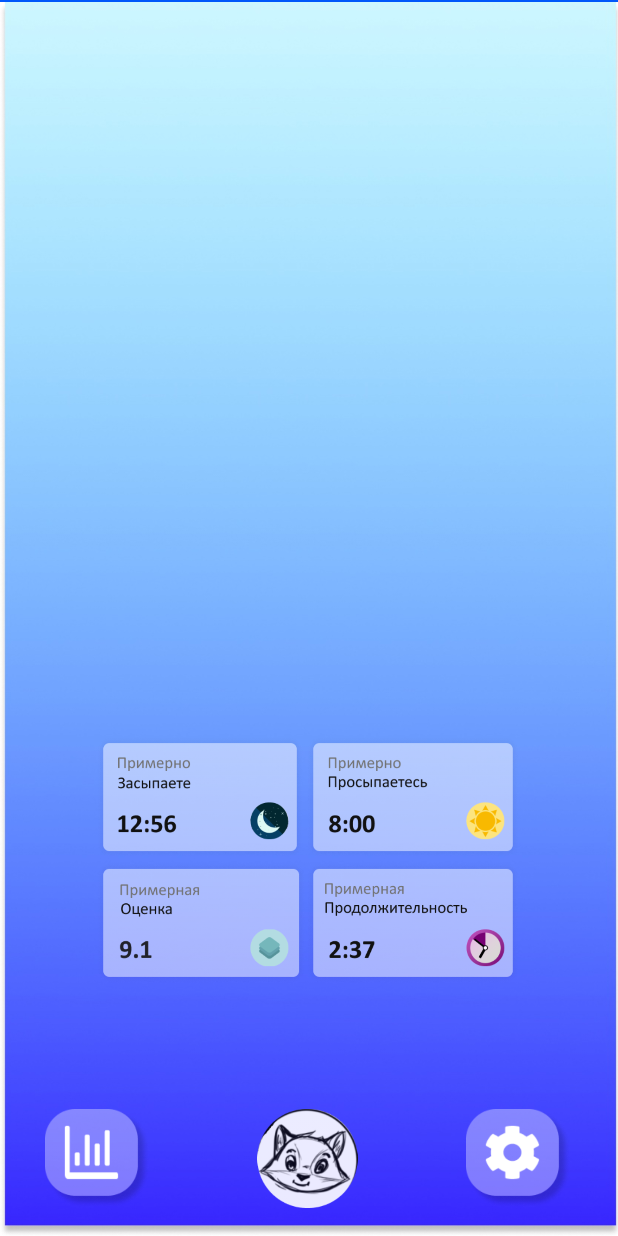
After one commit to loxigl/SleepLab, an Android app: the layout activity_main2.xml on its own in the app's theme, with its tools: preview values and no code run, on a phone screen of 412 x 824 dp. The commit adds this screen. Run offline under Robolectric (Android 15) with nearby library versions, the phone set to English and light mode, and no system bars; Roboto replaces fonts that are not available here.

Commit message:
добавление второго экрана(пока что макет)

```diff
--- /dev/null
+++ b/app/src/main/res/layout/activity_main2.xml
@@ -0,0 +1,113 @@
+<?xml version="1.0" encoding="utf-8"?>
+<androidx.constraintlayout.widget.ConstraintLayout xmlns:android="http://schemas.android.com/apk/res/android"
+    xmlns:app="http://schemas.android.com/apk/res-auto"
+    xmlns:tools="http://schemas.android.com/tools"
+    android:layout_width="match_parent"
+    android:layout_height="match_parent"
+    tools:context=".MainActivity"
+    android:background="@color/blue">
+
+    <ImageView
+        android:id="@+id/background"
+        android:layout_width="415dp"
+        android:layout_height="826dp"
+        android:contentDescription="@string/todo"
+        app:layout_constraintBottom_toBottomOf="parent"
+        app:layout_constraintEnd_toEndOf="parent"
+        app:layout_constraintStart_toStartOf="parent"
+        app:layout_constraintTop_toTopOf="parent"
+        app:srcCompat="@drawable/lighttheme" />
+
+    <ImageView
+        android:id="@+id/tabs"
+        android:layout_width="332dp"
+        android:layout_height="165dp"
+        android:contentDescription="@string/todo"
+        app:layout_constraintBottom_toBottomOf="parent"
+        app:layout_constraintEnd_toEndOf="parent"
+        app:layout_constraintHorizontal_bias="0.493"
+        app:layout_constraintStart_toStartOf="parent"
+        app:layout_constraintTop_toTopOf="parent"
+        app:layout_constraintVertical_bias="0.745"
+        app:srcCompat="@drawable/tabs"
+        tools:ignore="ImageContrastCheck" />
+
+    <ImageView
+        android:id="@+id/maskot"
+        android:layout_width="70dp"
+        android:layout_height="66dp"
+        android:contentDescription="@string/todo"
+        app:layout_constraintBottom_toBottomOf="parent"
+        app:layout_constraintEnd_toEndOf="parent"
+        app:layout_constraintHorizontal_bias="0.498"
+        app:layout_constraintStart_toStartOf="parent"
+        app:layout_constraintTop_toTopOf="parent"
+        app:layout_constraintVertical_bias="0.975"
+        app:srcCompat="@drawable/maskot" />
+
+    <ImageView
+        android:id="@+id/grafs"
+        android:layout_width="70dp"
+        android:layout_height="66dp"
+        android:contentDescription="@string/todo"
+        app:layout_constraintBottom_toBottomOf="parent"
+        app:layout_constraintEnd_toEndOf="parent"
+        app:layout_constraintHorizontal_bias="0.087"
+        app:layout_constraintStart_toStartOf="parent"
+        app:layout_constraintTop_toTopOf="parent"
+        app:layout_constraintVertical_bias="0.975"
+        app:srcCompat="@drawable/grafs" />
+
+    <ImageView
+        android:id="@+id/opthions"
+        android:layout_width="70dp"
+        android:layout_height="66dp"
+        android:contentDescription="@string/todo"
+        app:layout_constraintBottom_toBottomOf="parent"
+        app:layout_constraintEnd_toEndOf="parent"
+        app:layout_constraintHorizontal_bias="0.909"
+        app:layout_constraintStart_toStartOf="parent"
+        app:layout_constraintTop_toTopOf="parent"
+        app:layout_constraintVertical_bias="0.975"
+        app:srcCompat="@drawable/opthions" />
+
+    <Button
+        android:id="@+id/grafButton"
+        android:layout_width="68dp"
+        android:layout_height="64dp"
+        android:text="@string/button"
+        android:visibility="invisible"
+        app:layout_constraintBottom_toBottomOf="parent"
+        app:layout_constraintEnd_toEndOf="parent"
+        app:layout_constraintHorizontal_bias="0.087"
+        app:layout_constraintStart_toStartOf="parent"
+        app:layout_constraintTop_toTopOf="parent"
+        app:layout_constraintVertical_bias="0.976" />
+
+    <Button
+        android:id="@+id/maskotButton"
+        android:layout_width="68dp"
+        android:layout_height="64dp"
+        android:text="@string/button"
+        android:visibility="invisible"
+        app:layout_constraintBottom_toBottomOf="parent"
+        app:layout_constraintEnd_toEndOf="parent"
+        app:layout_constraintHorizontal_bias="0.495"
+        app:layout_constraintStart_toStartOf="parent"
+        app:layout_constraintTop_toTopOf="parent"
+        app:layout_constraintVertical_bias="0.973" />
+
+    <Button
+        android:id="@+id/opthionsButton"
+        android:layout_width="68dp"
+        android:layout_height="64dp"
+        android:text="@string/button"
+        android:visibility="invisible"
+        app:layout_constraintBottom_toBottomOf="parent"
+        app:layout_constraintEnd_toEndOf="parent"
+        app:layout_constraintHorizontal_bias="0.909"
+        app:layout_constraintStart_toStartOf="parent"
+        app:layout_constraintTop_toTopOf="parent"
+        app:layout_constraintVertical_bias="0.973" />
+
+</androidx.constraintlayout.widget.ConstraintLayout>
--- a/app/src/main/res/values/strings.xml
+++ b/app/src/main/res/values/strings.xml
@@ -13,4 +13,6 @@
     <string name="dots2"> </string>
     <string name="YourName">Как вас зовут?</string>
     <string name="todo1">TODO</string>
+    <string name="back">фон</string>
+    <string name="button">Button</string>
 </resources>
--- a/app/src/main/res/values/themes.xml
+++ b/app/src/main/res/values/themes.xml
@@ -9,8 +9,9 @@
         <item name="colorSecondary">@color/teal_200</item>
         <item name="colorSecondaryVariant">@color/teal_700</item>
         <item name="colorOnSecondary">@color/black</item>
-        <!-- Status bar color. -->
-        <item name="android:statusBarColor" tools:targetApi="l">?attr/colorPrimaryVariant</item>
         <!-- Customize your theme here. -->
+        <item name="android:windowBackground">@android:color/transparent</item>
+
     </style>
+
 </resources>
```
Also changed, not shown: app/src/main/java/com/example/project/MainActivity.java (+60 -1 lines), app/src/main/res/drawable/button_pressed.xml (added, +15 -0 lines), app/src/main/res/drawable/selector.xml (added, +11 -0 lines), app/src/main/res/layout/activity_main.xml (+45 -35 lines), app/src/main/res/drawable/grafs.png (added), app/src/main/res/drawable/lighttheme.jpg (added), app/src/main/res/drawable/maskot.png (added), app/src/main/res/drawable/opthions.png (added), app/src/main/res/drawable/tabs.png (added).
